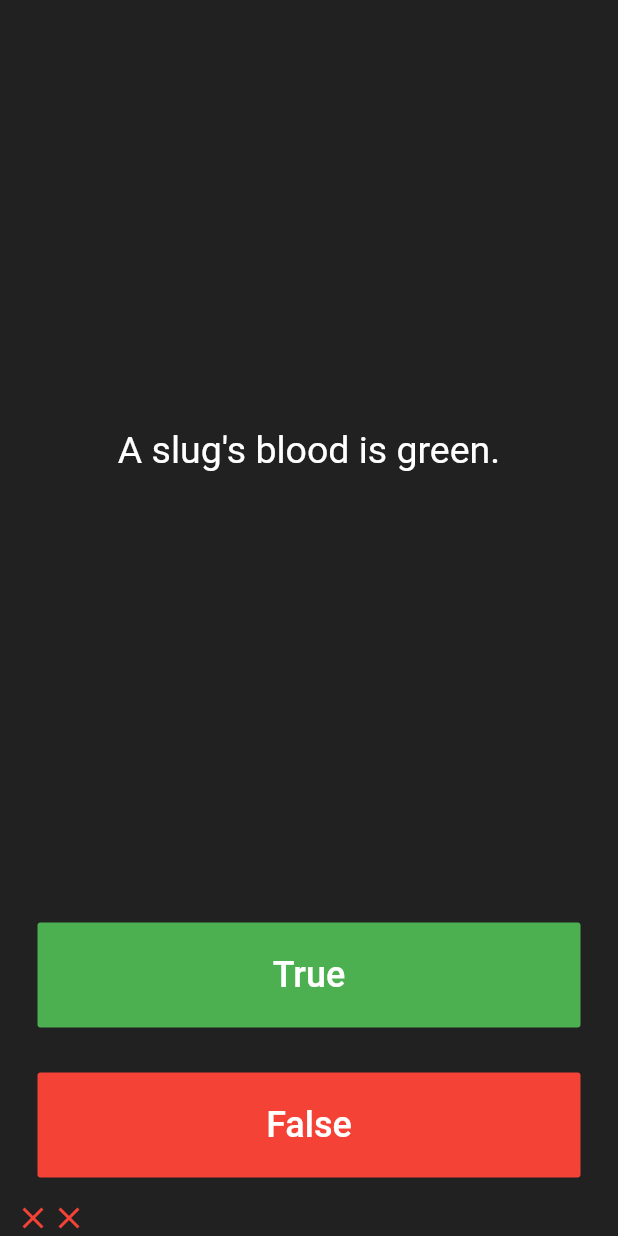
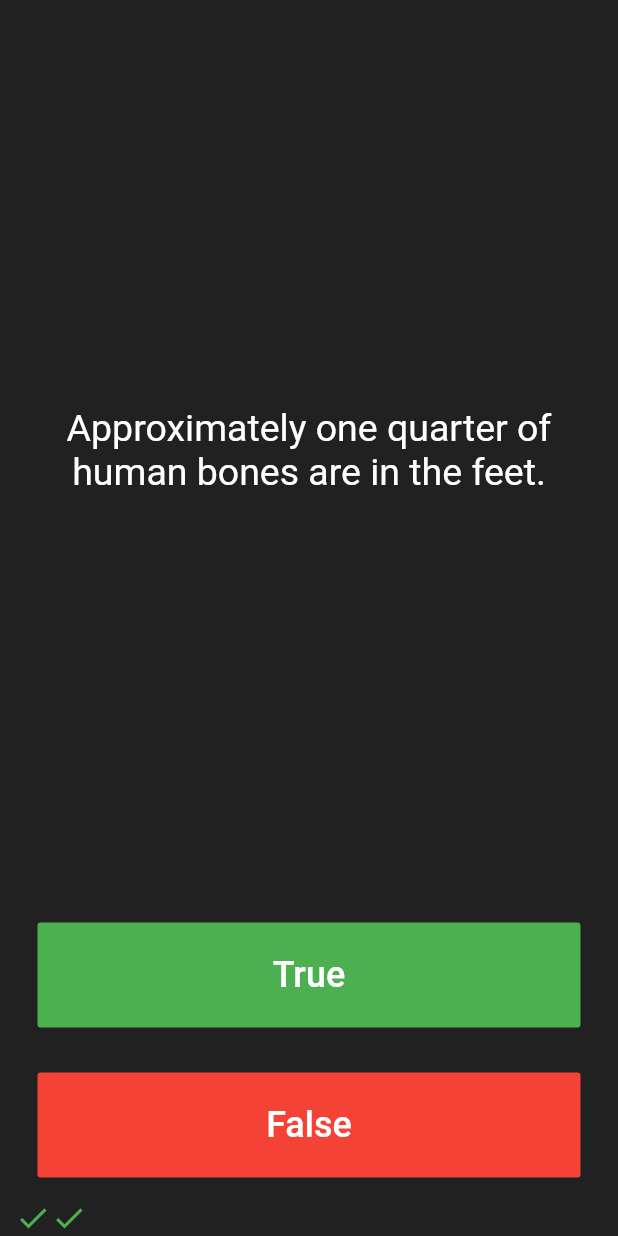
Before and after one commit to keertirajmalik/quiz-flutter-app, a Flutter app: the screen it shows after launch, after a tap on "True", after a tap on "False", on a phone screen of 412 x 824 dp. Run offline on Flutter 3.47's test engine with Material 2 defaults, Android fonts, the phone set to English and light mode, and no system bars.

Commit message:
Implemented the abstraction for the quizbank class

```diff
--- a/lib/Question.dart
+++ b/lib/Question.dart
@@ -2,7 +2,7 @@ class Question {
   String question;
   bool answer;
 
-  Question({String question, bool answer}) {
+  Question(String question, bool answer) {
     this.question = question;
     this.answer = answer;
   }
--- /dev/null
+++ b/lib/QuizBrain.dart
@@ -0,0 +1,39 @@
+import 'package:quiz_app/Question.dart';
+
+class QuizBrain {
+  List<Question> _questionBank = [
+    Question('Some cats are actually allergic to humans', true),
+    Question('You can lead a cow down stairs but not up stairs.', false),
+    Question('Approximately one quarter of human bones are in the feet.', true),
+    Question('A slug\'s blood is green.', true),
+    Question('Buzz Aldrin\'s mother\'s maiden name was \"Moon\".', true),
+    Question('It is illegal to pee in the Ocean in Portugal.', true),
+    Question(
+        'No piece of square dry paper can be folded in half more than 7 times.',
+        false),
+    Question(
+        'In London, UK, if you happen to die in the House of Parliament, you are technically entitled to a state funeral, because the building is considered too sacred a place.',
+        true),
+    Question(
+        'The loudest sound produced by any animal is 188 decibels. That animal is the African Elephant.',
+        false),
+    Question(
+        'The total surface area of two human lungs is approximately 70 square metres.',
+        true),
+    Question('Google was originally called \"Backrub\".', true),
+    Question(
+        'Chocolate affects a dog\'s heart and nervous system; a few ounces are enough to kill a small dog.',
+        true),
+    Question(
+        'In West Virginia, USA, if you accidentally hit an animal with your car, you are free to take it home to eat.',
+        true),
+  ];
+
+  String getQuestion(int questionNumber) {
+    return _questionBank[questionNumber].question;
+  }
+
+  bool getCorrectAnswer(int questionNumber) {
+    return _questionBank[questionNumber].answer;
+  }
+}
--- a/lib/main.dart
+++ b/lib/main.dart
@@ -1,7 +1,8 @@
 import 'package:flutter/cupertino.dart';
 import 'package:flutter/material.dart';
-import 'package:quiz_app/Question.dart';
+import 'package:quiz_app/QuizBrain.dart';
 
+QuizBrain quizBrain = QuizBrain();
 void main() {
   runApp(
     MaterialApp(
@@ -33,16 +34,6 @@ class QuizPage extends StatefulWidget {
 class _QuizPageState extends State<QuizPage> {
   List<Icon> scoreKeeper = [];
 
-  List<Question> questionBank = [
-    Question(
-        question: 'You can lead a cow down stairs but not up stairs.',
-        answer: false),
-    Question(
-        question: 'Approximately one quarter of human bones are in the feet',
-        answer: true),
-    Question(question: 'A slug\'s blood is green.', answer: true)
-  ];
-
   int questionNumber = 0;
 
   Widget build(BuildContext context) {
@@ -56,7 +47,7 @@ class _QuizPageState extends State<QuizPage> {
             padding: const EdgeInsets.all(10.0),
             child: Center(
               child: Text(
-                questionBank[questionNumber].question,
+                quizBrain.getQuestion(questionNumber),
                 textAlign: TextAlign.center,
                 style: TextStyle(
                   color: Colors.white,
@@ -73,7 +64,7 @@ class _QuizPageState extends State<QuizPage> {
               textColor: Colors.white,
               color: Colors.green,
               onPressed: () {
-                var correctAnswer = questionBank[questionNumber].answer;
+                var correctAnswer = quizBrain.getCorrectAnswer(questionNumber);
                 if (correctAnswer == true) {
                   setState(() {
                     scoreKeeper.add(
@@ -113,7 +104,7 @@ class _QuizPageState extends State<QuizPage> {
               textColor: Colors.white,
               color: Colors.red,
               onPressed: () {
-                var correctAnswer = questionBank[questionNumber].answer;
+                var correctAnswer = quizBrain.getCorrectAnswer(questionNumber);
                 if (correctAnswer == false) {
                   setState(() {
                     scoreKeeper.add(
```
